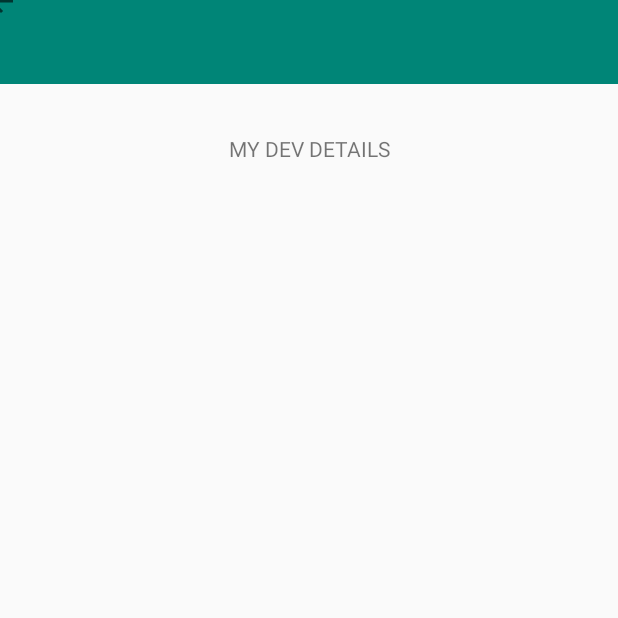
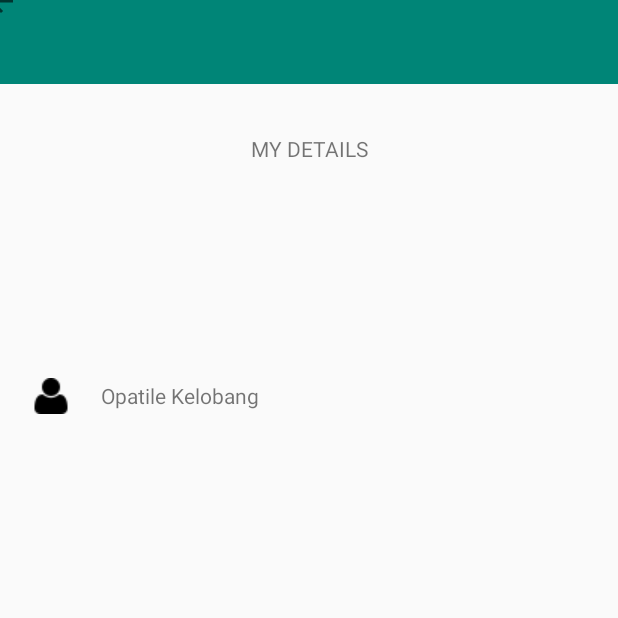
Before and after one commit to OpatileKelobang/MyCodeSpace, an Android app: the DevProfile screen opened directly, with no data from a screen before it, on a phone screen of 412 x 824 dp, the top half of it. Run offline under Robolectric (Android 15) with nearby library versions, the phone set to English and light mode, and no system bars.

Commit message:
Dev page started (only 2 items added) - Only Title in the page - Revert here if shit goes bad

```diff
--- a/app/src/main/res/layout/activity_dev_profile.xml
+++ b/app/src/main/res/layout/activity_dev_profile.xml
@@ -49,10 +49,78 @@
         android:layout_width="match_parent"
         android:layout_height="wrap_content"
         android:layout_marginTop="33dp"
-        android:text="@string/dev_profile_title"
+        android:text="@string/my_details"
         app:layout_constraintTop_toBottomOf="@+id/myToolbar"
         android:textAlignment="center"
          />
 
+    <LinearLayout
+        android:id="@+id/dev_layout_name"
+        android:layout_width="match_parent"
+        android:layout_height="wrap_content"
+        android:layout_marginTop="85dp"
+        android:layout_marginBottom="490dp"
+        android:orientation="horizontal"
+        app:layout_constraintBottom_toBottomOf="parent"
+        app:layout_constraintEnd_toEndOf="parent"
+        app:layout_constraintStart_toStartOf="parent"
+        app:layout_constraintTop_toBottomOf="@+id/dev_title">
+
+        <ImageButton
+            android:id="@+id/dev_user"
+            android:layout_width="wrap_content"
+            android:layout_height="wrap_content"
+            android:layout_weight="1"
+            android:layout_gravity="center"
+            android:contentDescription="@string/dev_user"
+            android:src="@drawable/user_shape_24px"
+            android:background="#00000000"
+            android:padding="10dp"
+            />
+
+        <TextView
+            android:id="@+id/dev_name"
+            android:layout_width="wrap_content"
+            android:layout_height="wrap_content"
+            android:layout_weight="10"
+            android:text="@string/dev_name"
+            android:layout_gravity="center"
+            />
+    </LinearLayout>
+
+    <LinearLayout
+        android:id="@+id/dev_layout_contact"
+        android:layout_width="match_parent"
+        android:layout_height="wrap_content"
+        android:layout_marginTop="85dp"
+        android:layout_marginBottom="490dp"
+        android:orientation="horizontal"
+        app:layout_constraintBottom_toBottomOf="parent"
+        app:layout_constraintEnd_toEndOf="parent"
+        app:layout_constraintStart_toStartOf="parent"
+        app:layout_constraintTop_toBottomOf="@+id/dev_layout_name">
+
+        <ImageButton
+            android:id="@+id/dev_contact_icon"
+            android:layout_width="wrap_content"
+            android:layout_height="wrap_content"
+            android:layout_weight="1"
+            android:layout_gravity="center"
+            android:contentDescription="@string/dev_user"
+            android:src="@drawable/mobile_phone_24px"
+            android:background="#00000000"
+            android:padding="10dp"
+            />
+
+        <TextView
+            android:id="@+id/dev_contact"
+            android:layout_width="wrap_content"
+            android:layout_height="wrap_content"
+            android:layout_weight="10"
+            android:text="@string/dev_contact"
+            android:layout_gravity="center"
+            />
+    </LinearLayout>
+
 
 </android.support.constraint.ConstraintLayout>
--- a/app/src/main/res/layout/activity_main.xml
+++ b/app/src/main/res/layout/activity_main.xml
@@ -92,6 +92,7 @@
         android:layout_marginRight="55dp"
         android:layout_marginBottom="150dp"
         android:text="@string/main_btn_next"
+        android:onClick=""
         app:layout_constraintBottom_toBottomOf="parent"
         app:layout_constraintEnd_toEndOf="parent"
         app:layout_constraintHorizontal_bias="0.0"
--- a/app/src/main/res/values/strings.xml
+++ b/app/src/main/res/values/strings.xml
@@ -63,6 +63,13 @@
     <!-- Dev Profile strings -->
     <string name="dev_profile_title">MY DEV DETAILS</string>
     <string name="back_btn">MAIN MENU</string>
+    <string name="my_details">MY DETAILS</string>
+    <string name="dev_name">Opatile Kelobang</string>
+    <string name="dev_contact">081 326 0808</string>
+    <string name="dev_email">kelobang.opatile@gmail.com</string>
+    <string name="dev_twitter">blackcarpet_za</string>
+    <string name="dev_intagram">blackcarpet_za</string>
+    <string name="dev_user">User Icon</string>
 
 
 </resources>
```
Also changed, not shown: app/src/main/res/drawable/mobile_phone_24px.png (added).
